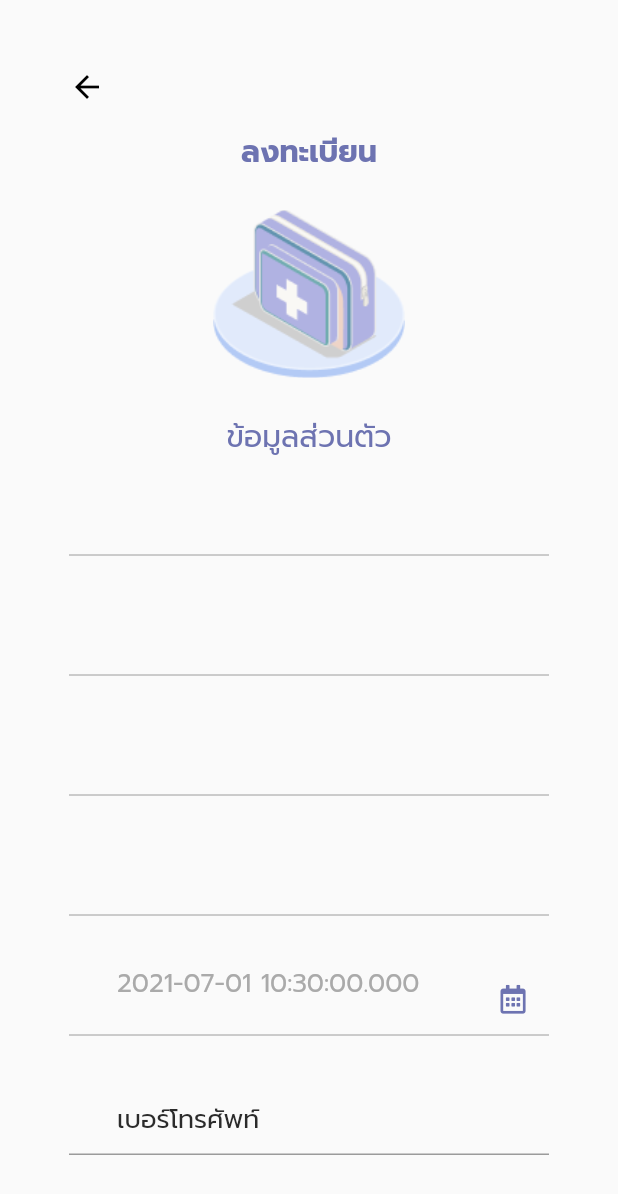
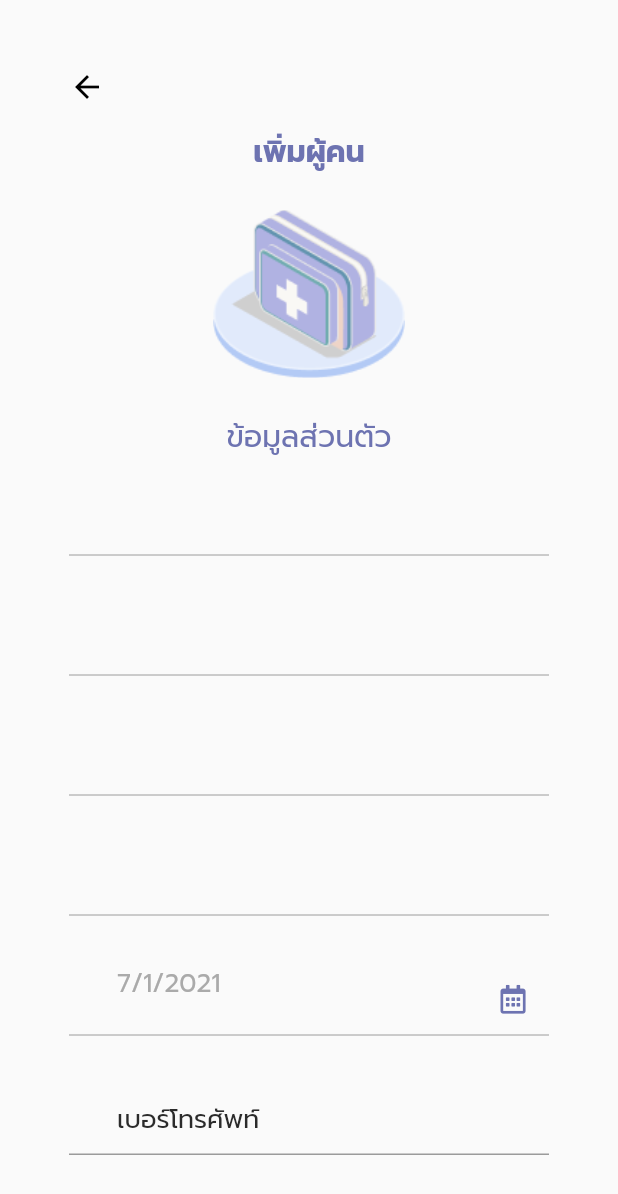
Before and after one commit to MeVaccine/MeVaccine, a Flutter app: the AddPersonRegister screen opened by its route, on a phone screen of 412 x 824 dp. Shown: the top 1194 px of the screen. Run offline on Flutter 3.47's test engine with Material 2 defaults, Android fonts, the light colour scheme and no system bars; our stand-ins replace dio, flutter_feather_icons, flutter_multi_formatter, font_awesome_flutter, shared_preferences; missing offline and left inert: searchable_dropdown; accounts and stored records are empty.

Commit message:
ADD lang to addPerson register screen

```diff
--- a/lib/localization/language/languageTh.dart
+++ b/lib/localization/language/languageTh.dart
@@ -135,7 +135,7 @@ class LanguageTH extends Languages {
   @override
   String get personSymptomFormButtonLabel => "แบบประเมินอาการหลังการฉีดวัคซีน ";
   @override
-  String get addPersonHeading => "เพิ่งผู้คน";
+  String get addPersonHeading => "เพิ่มผู้คน";
   @override
   String get deletePersonConfirmMessage => "";
 
--- a/lib/screen/AddPerson/AddPersonRegister_screen.dart
+++ b/lib/screen/AddPerson/AddPersonRegister_screen.dart
@@ -1,4 +1,5 @@
 import 'package:flutter/material.dart';
+import 'package:intl/intl.dart';
 import 'package:mevaccine/localization/language/languages.dart';
 import 'package:mevaccine/model/authType.dart';
 import 'package:mevaccine/model/httpException.dart';
@@ -69,7 +70,7 @@ class _AddPersonRegisterState extends State<AddPersonRegister> {
                           iconTheme: const IconThemeData(color: Colors.black),
                         ),
                         // ข้างล่างนี้กห็ ฟอร์ม ต่างๆ
-                        MainText(Languages.of(context)!.registerHeadingLabel,
+                        MainText(Languages.of(context)!.addPersonHeading,
                             text_type.bold, kFontSizeHeadline4, primary01),
                         kSizedBoxVerticalS,
                         LogoMedkit(),
@@ -77,31 +78,36 @@ class _AddPersonRegisterState extends State<AddPersonRegister> {
                         MainText(Languages.of(context)!.personalInfoHeading,
                             text_type.regular, kFontSizeHeadline4, primary01),
                         RegisterTextForm(
-                          label: authen.personal.en.prefix,
+                          label: Languages.of(context)!
+                              .personalPrefix(authen.personal),
                           type: RegsiterTextFormType.nothing,
                           active: RegisterActiveType.disable,
                           textEditingController: _nothing,
                         ),
                         RegisterTextForm(
-                          label: authen.personal.en.firstName,
+                          label: Languages.of(context)!
+                              .personalFirstname(authen.personal),
                           type: RegsiterTextFormType.nothing,
                           active: RegisterActiveType.disable,
                           textEditingController: _nothing,
                         ),
                         RegisterTextForm(
-                          label: authen.personal.en.lastName,
+                          label: Languages.of(context)!
+                              .personalLastname(authen.personal),
                           type: RegsiterTextFormType.nothing,
                           active: RegisterActiveType.disable,
                           textEditingController: _nothing,
                         ),
                         RegisterTextForm(
-                          label: authen.personal.en.gender,
+                          label: Languages.of(context)!
+                              .personalGender(authen.personal),
                           type: RegsiterTextFormType.nothing,
                           active: RegisterActiveType.disable,
                           textEditingController: _nothing,
                         ),
                         RegisterTextForm(
-                          label: authen.personal.en.date_of_birth.toString(),
+                          label: DateFormat.yMd()
+                              .format(authen.personal.en.date_of_birth),
                           type: RegsiterTextFormType.calendar,
                           active: RegisterActiveType.disable,
                           textEditingController: _nothing,
```
